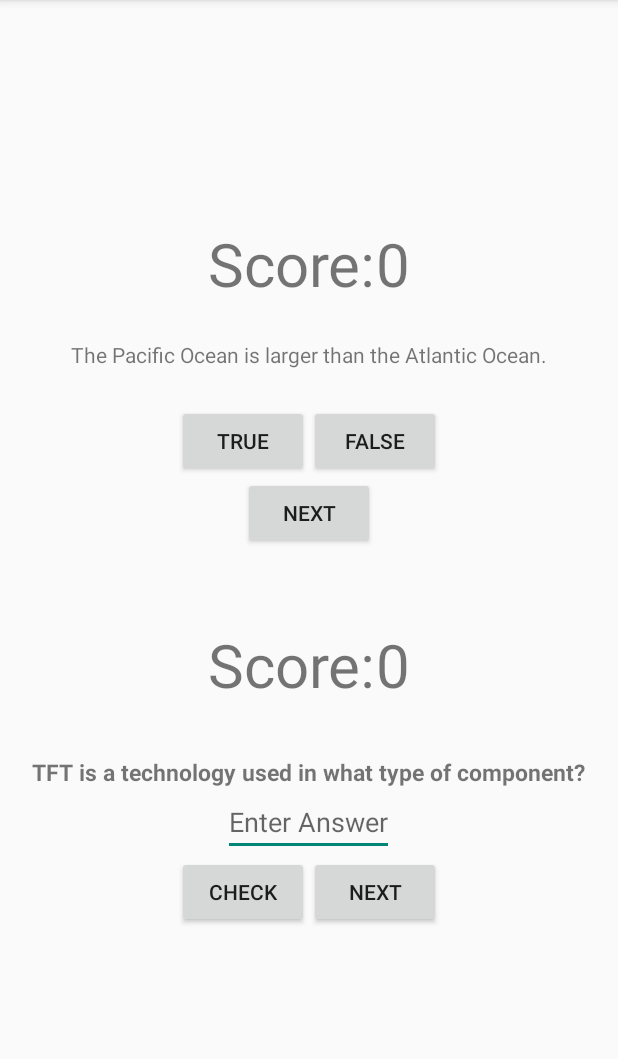
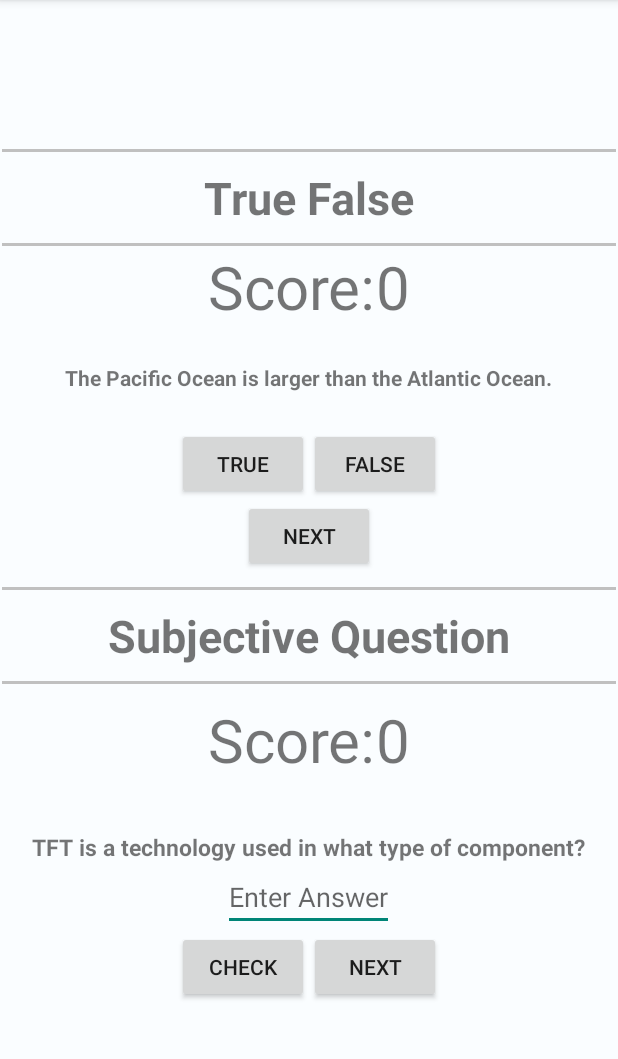
Before and after one commit to nukex1122/Quiz_Test, an Android app: the screen it shows after launch (QuizActivity), on a phone screen of 412 x 824 dp, the part 84-1143 px from its top. Run offline under Robolectric (Android 15) with nearby library versions, the light colour scheme and no system bars.

Commit message:
Basic UI Change
Extra Headings Added

```diff
--- a/app/src/main/res/layout/activity_quiz.xml
+++ b/app/src/main/res/layout/activity_quiz.xml
@@ -2,7 +2,8 @@
     android:layout_width="match_parent"
     android:layout_height="match_parent"
     android:gravity="center"
-    android:orientation="vertical" >
+    android:orientation="vertical"
+    android:background="#fafdff">
 <ScrollView
     android:layout_width="wrap_content"
     android:layout_height="wrap_content">
@@ -11,6 +12,26 @@
     android:layout_height="wrap_content"
     android:gravity="center"
     android:orientation="vertical">
+
+    <View
+        android:layout_width="fill_parent"
+        android:layout_height="2dp"
+        android:background="#c0c0c0"
+        android:paddingBottom="50dp"/>
+    <TextView
+        android:layout_width="wrap_content"
+        android:layout_height="wrap_content"
+        android:text="True False"
+        android:textSize="30dp"
+        android:textStyle="bold"
+        android:paddingTop="10dp"
+        android:paddingBottom="10dp"/>
+    <View
+        android:layout_width="fill_parent"
+        android:layout_height="2dp"
+        android:background="#c0c0c0"
+        android:paddingBottom="50dp"/>
+
     <LinearLayout
         android:layout_width="wrap_content"
         android:layout_height="wrap_content">
@@ -19,6 +40,7 @@
             android:layout_height="wrap_content"
             android:text="Score:"
             android:textSize="40dp"/>
+
         <TextView
             android:id="@+id/score_view"
             android:layout_width="wrap_content"
@@ -26,12 +48,14 @@
             android:text="0"
             android:textSize="40dp"/>
         </LinearLayout>
+
     <TextView
         android:id="@+id/question"
         android:layout_width="wrap_content"
         android:layout_height="wrap_content"
         android:padding="24dp"
-        android:text="@string/question_text" />
+        android:text="@string/question_text"
+        android:textStyle="bold"/>
     <LinearLayout
         android:layout_width="wrap_content"
         android:layout_height="wrap_content"
@@ -53,12 +77,30 @@
         android:layout_height="wrap_content"
         android:id="@+id/next_button"
         android:text="@string/next_button"/>
-
     <Space
         android:layout_width="100dp"
-        android:layout_height="50dp" />
+        android:layout_height="10dp" />
+    <View
+        android:layout_width="fill_parent"
+        android:layout_height="2dp"
+        android:background="#c0c0c0"/>
+    <TextView
+        android:layout_width="wrap_content"
+        android:layout_height="wrap_content"
+        android:text="Subjective Question"
+        android:textSize="30dp"
+        android:textStyle="bold"
+        android:paddingTop="10dp"
+        android:paddingBottom="10dp"/>
 
-
+    <View
+        android:layout_width="fill_parent"
+        android:layout_height="2dp"
+        android:background="#c0c0c0"
+        android:paddingBottom="50dp"/>
+    <Space
+        android:layout_width="100dp"
+        android:layout_height="10dp" />
     <LinearLayout
         android:layout_width="wrap_content"
         android:layout_height="wrap_content"
@@ -91,6 +133,8 @@
             android:id="@+id/subjective_questions"
             android:textSize="15dp"
             android:textStyle="bold"
+            android:paddingLeft="20dp"
+            android:paddingRight="20dp"
             android:text="@string/question_tech_1"/>
 
             <EditText
```
